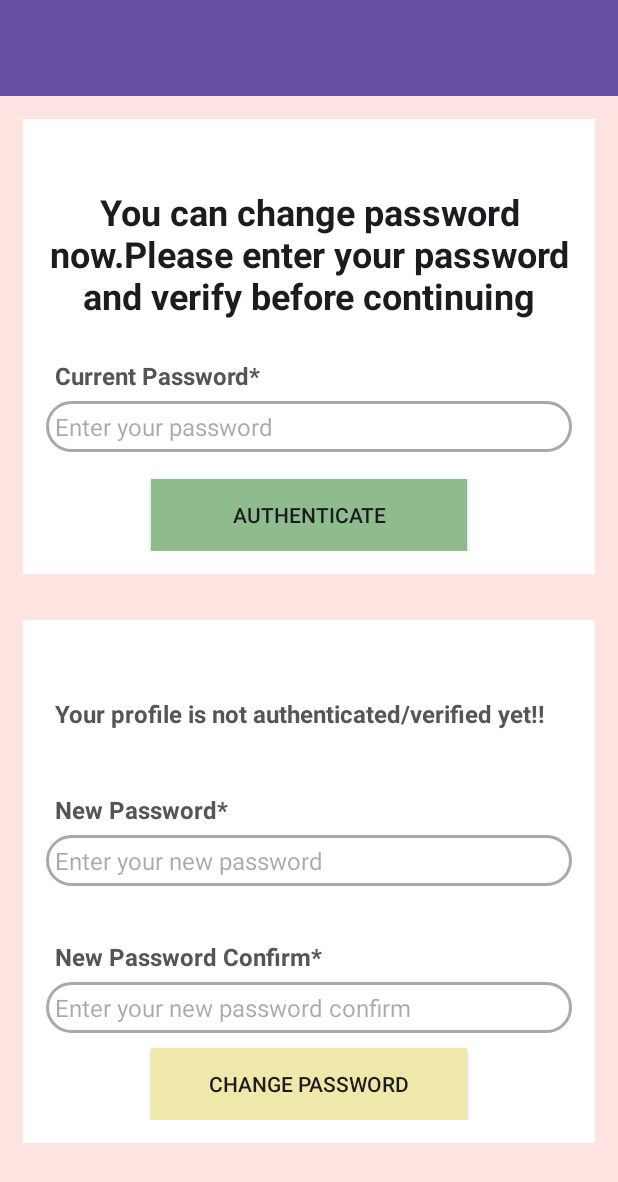
After one commit to baptt123/MusicAPP, an Android app: the layout activity_change_password.xml on its own in the app's theme, with its tools: preview values and no code run, on a phone screen of 412 x 824 dp. The commit adds this screen. Shown: the top 1182 px of the screen. Run offline under Robolectric (Android 15) with nearby library versions, the phone set to English and light mode, and no system bars.

Commit message:
giao diện changepassword

```diff
--- a/app/src/main/java/com/example/appnghenhac/UploadProfilePicActivity.java
+++ b/app/src/main/java/com/example/appnghenhac/UploadProfilePicActivity.java
@@ -3,15 +3,11 @@ package com.example.appnghenhac;
 import androidx.annotation.NonNull;
 import androidx.annotation.Nullable;
 import androidx.appcompat.app.AppCompatActivity;
-import androidx.appcompat.widget.Toolbar;
 
 import android.content.ContentResolver;
 import android.content.Intent;
-import android.graphics.Typeface;
 import android.net.Uri;
 import android.os.Bundle;
-import android.text.SpannableString;
-import android.text.style.StyleSpan;
 import android.view.Menu;
 import android.view.MenuItem;
 import android.view.View;
@@ -51,13 +47,7 @@ public class UploadProfilePicActivity extends AppCompatActivity {
     protected void onCreate(Bundle savedInstanceState) {
         super.onCreate(savedInstanceState);
         setContentView(R.layout.activity_upload_profile_pic);
-
-        Toolbar toolbar = findViewById(R.id.toolbar);
-        setSupportActionBar(toolbar);
-        if (getSupportActionBar() != null){
-            getSupportActionBar().setTitle("Upload Picture");
-            getSupportActionBar().setDisplayHomeAsUpEnabled(true);
-        }
+        getSupportActionBar().setTitle("Upload Profile Picture");
 
         Button buttonUploadPicChoose = findViewById(R.id.upload_pic_choose_button);
         Button buttonUploadPic = findViewById(R.id.upload_pic_button);
@@ -162,6 +152,7 @@ public class UploadProfilePicActivity extends AppCompatActivity {
 
     public boolean onCreateOptionMenu(Menu menu){
         getMenuInflater().inflate(R.menu.menu_profile,menu);
+
         return super.onCreateOptionsMenu(menu);
     }
 
--- a/app/src/main/java/com/example/appnghenhac/login_register/DangNhapActivity.java
+++ b/app/src/main/java/com/example/appnghenhac/login_register/DangNhapActivity.java
@@ -22,7 +22,9 @@ import androidx.appcompat.app.AppCompatActivity;
 
 import com.example.appnghenhac.ProfileActivity;
 import com.example.appnghenhac.R;
+import com.example.appnghenhac.activity.HomeActivity;
 import com.example.appnghenhac.activity.MainActivity;
+import com.example.appnghenhac.activity.NavicationActivity;
 import com.google.android.gms.tasks.OnCompleteListener;
 import com.google.android.gms.tasks.Task;
 import com.google.firebase.auth.AuthResult;
--- a/app/src/main/java/com/example/appnghenhac/login_register/ForgotPasswordActivity.java
+++ b/app/src/main/java/com/example/appnghenhac/login_register/ForgotPasswordActivity.java
@@ -31,7 +31,6 @@ public class ForgotPasswordActivity extends AppCompatActivity {
     protected void onCreate(Bundle savedInstanceState) {
         super.onCreate(savedInstanceState);
         setContentView(R.layout.activity_forgot_password);
-        getSupportActionBar().setTitle("FORGOT PASSWORD");
 
         editTextPasswordResetEmail = findViewById(R.id.editText_password_reset_email);
         buttonPasswordResset = findViewById(R.id.button_password_reset);
--- a/app/src/main/res/drawable/border.xml
+++ b/app/src/main/res/drawable/border.xml
@@ -3,6 +3,6 @@
     <solid android:color="@android:color/transparent" /> <!-- Màu nền -->
     <stroke
         android:width="2dp"
-        android:color="@color/grey_light" /> <!-- Màu của đường viền -->
+        android:color="@color/grey" /> <!-- Màu của đường viền -->
     <corners android:radius="16dp" /> <!-- Bán kính bo góc -->
 </shape>
--- /dev/null
+++ b/app/src/main/res/layout/activity_change_password.xml
@@ -0,0 +1,156 @@
+<?xml version="1.0" encoding="utf-8"?>
+<ScrollView xmlns:android="http://schemas.android.com/apk/res/android"
+    xmlns:app="http://schemas.android.com/apk/res-auto"
+    xmlns:tools="http://schemas.android.com/tools"
+    android:layout_width="match_parent"
+    android:layout_height="match_parent"
+    tools:context=".ChangePasswordActivity"
+    android:background="@color/misty_rose">
+    <LinearLayout
+        android:layout_width="match_parent"
+        android:layout_height="wrap_content"
+        android:orientation="vertical">
+        <androidx.appcompat.widget.Toolbar
+            android:id="@+id/toolbar"
+            android:layout_width="match_parent"
+            android:layout_height="?attr/actionBarSize"
+            android:background="?attr/colorPrimary"
+            android:theme="@style/ThemeOverlay.AppCompat.DayNight.ActionBar"
+            android:popupTheme="@style/ThemeOverlay.AppCompat.Light" />
+
+        <RelativeLayout
+            android:layout_width="match_parent"
+            android:layout_height="wrap_content"
+            android:background="@color/white"
+            android:padding="15dp"
+            android:layout_margin="15dp">
+            <TextView
+                android:id="@+id/textView_change_pass_head"
+                android:layout_width="match_parent"
+                android:layout_height="wrap_content"
+                android:layout_marginTop="@dimen/size30dp"
+                android:textAlignment="center"
+                android:text="You can change password now.Please enter your password and verify before continuing"
+                android:textAppearance="@style/TextAppearance.AppCompat.Headline"
+                android:textStyle="bold"/>
+            <TextView
+                android:layout_width="match_parent"
+                android:layout_height="wrap_content"
+                android:id="@+id/textView_change_pass_current"
+                android:layout_below="@id/textView_change_pass_head"
+                android:layout_marginTop="20dp"
+                android:padding="6dp"
+                android:text="Current Password*"
+                android:textStyle="bold"
+                android:textColor="#555555"
+                android:textSize="16sp"/>
+            <EditText
+                android:layout_width="match_parent"
+                android:layout_height="wrap_content"
+                android:id="@+id/editText_change_pass_current"
+                android:layout_below="@id/textView_change_pass_current"
+                android:hint="Enter your password"
+                android:inputType="textPassword"
+                android:padding="6dp"
+                android:textSize="16sp"
+                android:background="@drawable/border"/>
+            <androidx.appcompat.widget.AppCompatButton
+                android:layout_width="match_parent"
+                android:layout_height="wrap_content"
+                android:id="@+id/button_change_pass_authenticate"
+                android:layout_below="@id/editText_change_pass_current"
+                android:text="Authenticate"
+                android:layout_marginTop="18dp"
+                android:layout_marginRight="70dp"
+                android:layout_marginLeft="70dp"
+                android:background="@color/dark_sea_green"/>
+            <ProgressBar
+                android:layout_width="wrap_content"
+                android:layout_height="wrap_content"
+                style="?android:attr/progressBarStyleLarge"
+                android:layout_centerVertical="true"
+                android:layout_centerHorizontal="true"
+                android:elevation="10dp"
+                android:visibility="gone"/>
+
+        </RelativeLayout>
+
+        <RelativeLayout
+            android:layout_width="match_parent"
+            android:layout_height="wrap_content"
+            android:background="@color/white"
+            android:layout_margin="15dp"
+            android:padding="15dp">
+
+            <TextView
+                android:layout_width="match_parent"
+                android:layout_height="wrap_content"
+                android:id="@+id/textView_change_pass_authenticated"
+                android:layout_marginTop="@dimen/size30dp"
+                android:text="Your profile is not authenticated/verified yet!!"
+                android:padding="6dp"
+                android:textStyle="bold"
+                android:textColor="#555555"
+                android:textSize="16sp"/>
+
+            <TextView
+                android:layout_width="match_parent"
+                android:layout_height="wrap_content"
+                android:id="@+id/textView_change_pass_new"
+                android:layout_below="@id/textView_change_pass_authenticated"
+                android:text="New Password*"
+                android:textStyle="bold"
+                android:layout_marginTop="@dimen/size30dp"
+                android:padding="6dp"
+                android:textColor="#555555"
+                android:textSize="16sp"/>
+
+            <EditText
+                android:layout_width="match_parent"
+                android:layout_height="wrap_content"
+                android:id="@+id/editText_change_pass_new"
+                android:layout_below="@id/textView_change_pass_new"
+                android:background="@drawable/border"
+                android:hint="Enter your new password"
+                android:inputType="textPassword"
+                android:padding="6dp"
+                android:textSize="16sp"/>
+
+            <TextView
+                android:layout_width="match_parent"
+                android:layout_height="wrap_content"
+                android:id="@+id/textView_change_pass_confirm"
+                android:layout_below="@id/editText_change_pass_new"
+                android:text="New Password Confirm*"
+                android:textStyle="bold"
+                android:layout_marginTop="@dimen/size30dp"
+                android:padding="6dp"
+                android:textColor="#555555"
+                android:textSize="16sp"/>
+
+            <EditText
+                android:layout_width="match_parent"
+                android:layout_height="wrap_content"
+                android:id="@+id/editText_change_pass_confirm"
+                android:layout_below="@id/textView_change_pass_confirm"
+                android:background="@drawable/border"
+                android:hint="Enter your new password confirm"
+                android:inputType="textPassword"
+                android:padding="6dp"
+                android:textSize="16sp"/>
+            <androidx.appcompat.widget.AppCompatButton
+                android:layout_width="match_parent"
+                android:layout_height="wrap_content"
+                android:id="@+id/button_change_new_password"
+                android:text="Change Password"
+                android:layout_marginTop="@dimen/size10dp"
+                android:layout_marginLeft="70dp"
+                android:layout_marginRight="70dp"
+                android:background="@color/pale_goldenrod"
+                android:layout_below="@id/editText_change_pass_confirm"/>
+
+        </RelativeLayout>
+
+    </LinearLayout>
+
+</ScrollView>
```
